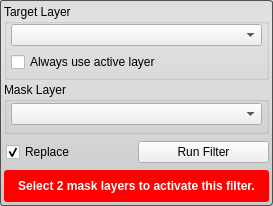
This is src/Interface/ToolInterface/OrFilterInterface.ui in SCIInstitute/Seg3D as Qt 5 draws it before an edit. The edited form follows.
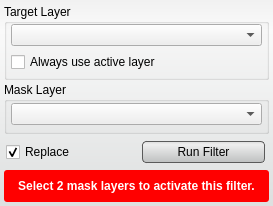
This is the edited form. Custom widgets are drawn as their Qt base class.

What changed in the file:
```diff
--- a/src/Interface/ToolInterface/OrFilterInterface.ui
+++ b/src/Interface/ToolInterface/OrFilterInterface.ui
@@ -22,8 +22,29 @@
   <property name="styleSheet">
    <string notr="true">QWidget#OrFilterInterface{
   border-radius: 3px;
-  border: 1px solid rgb(80, 80,80);
-  background-color: qlineargradient(spread:pad, x1:0.5, y1:0, x2:0.5, y2:0.960227, stop:0 rgba(221, 221, 221, 255), stop:0.155779 rgba(228, 228, 228, 255), stop:1 rgba(202, 204, 204, 255));      
+  background-color: qlineargradient(spread:pad, x1:0.5, y1:0, x2:0.5, y2:0.960227, stop:0 rgba(241, 241, 241, 255), stop:0.155779 rgba(250, 250, 250, 255), stop:1 rgba(222, 224, 224, 255));      
+}
+
+
+QPushButton{
+  background-color: qlineargradient(spread:pad, x1:0.5, y1:0, x2:0.5, y2:0.960227, stop:0 rgba(221, 221, 221, 255), stop:0.155779 rgba(238, 238, 238, 255), stop:1 rgba(192, 194, 194, 255));
+  border-radius: 4px;
+  border: 1px solid rgb(90, 90, 90);
+  margin:4px;
+}
+
+QPushButton:hover{
+  background-color: qlineargradient(spread:pad, x1:0.5, y1:0, x2:0.5, y2:1, stop:0 rgba(195, 195, 195, 255), stop:0.253769 rgba(206, 206, 206, 255), stop:1 rgba(185, 185, 185, 255));
+  border-radius: 4px;
+  border: 1px solid rgb(90, 90, 90);
+  margin:4px;
+}
+
+QPushButton:pressed{
+  background-color: qlineargradient(spread:pad, x1:0.5, y1:0, x2:0.5, y2:1, stop:0 rgba(150, 150, 150, 255), stop:0.753769 rgba(206, 206, 206, 255), stop:1 rgba(185, 185, 185, 255));
+  border-radius: 4px;
+  border: 1px solid rgb(90, 90, 90);
+  margin:4px;
 }</string>
   </property>
   <layout class="QVBoxLayout" name="verticalLayout">
@@ -201,6 +222,12 @@
       </item>
       <item>
        <widget class="QPushButton" name="runFilterButton">
+        <property name="minimumSize">
+         <size>
+          <width>0</width>
+          <height>30</height>
+         </size>
+        </property>
         <property name="text">
          <string>Run Filter</string>
         </property>
```
